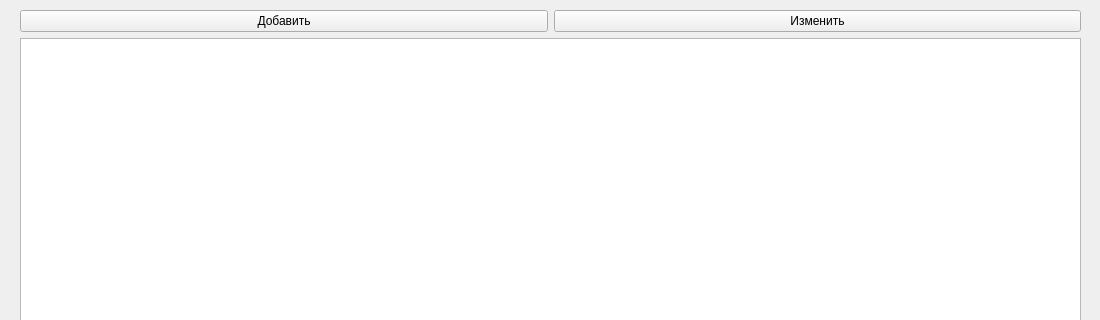
First picture: the form in main.ui, repository NikitaProgrammist/coffee, before the edit; both pictures show x 0 to 1100 and y 0 to 320 of the 1100 by 850 pixel window.
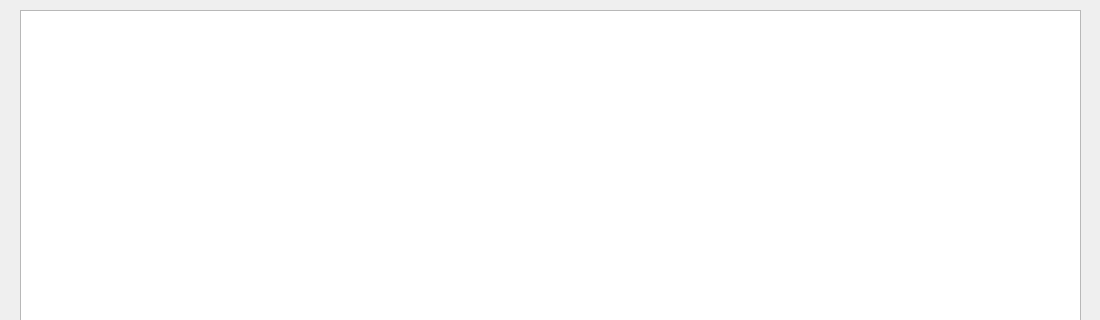
Second picture: the form after the edit.

Diff of the .ui file:
```diff
--- a/main.ui
+++ b/main.ui
@@ -26,7 +26,7 @@
    <string>MainWindow</string>
   </property>
   <widget class="QWidget" name="centralwidget">
-   <widget class="QWidget" name="">
+   <widget class="QWidget" name="layoutWidget">
     <property name="geometry">
      <rect>
       <x>20</x>
@@ -37,28 +37,7 @@
     </property>
     <layout class="QGridLayout" name="gridLayout">
      <item row="0" column="0">
-      <layout class="QHBoxLayout" name="horizontalLayout">
-       <item>
-        <widget class="QPushButton" name="pushButton">
-         <property name="sizePolicy">
-          <sizepolicy hsizetype="Preferred" vsizetype="Fixed">
-           <horstretch>0</horstretch>
-           <verstretch>0</verstretch>
-          </sizepolicy>
-         </property>
-         <property name="text">
-          <string>Добавить</string>
-         </property>
-        </widget>
-       </item>
-       <item>
-        <widget class="QPushButton" name="pushButton_2">
-         <property name="text">
-          <string>Изменить</string>
-         </property>
-        </widget>
-       </item>
-      </layout>
+      <layout class="QHBoxLayout" name="horizontalLayout"/>
      </item>
      <item row="1" column="0">
       <widget class="QTableWidget" name="tableWidget"/>
```
